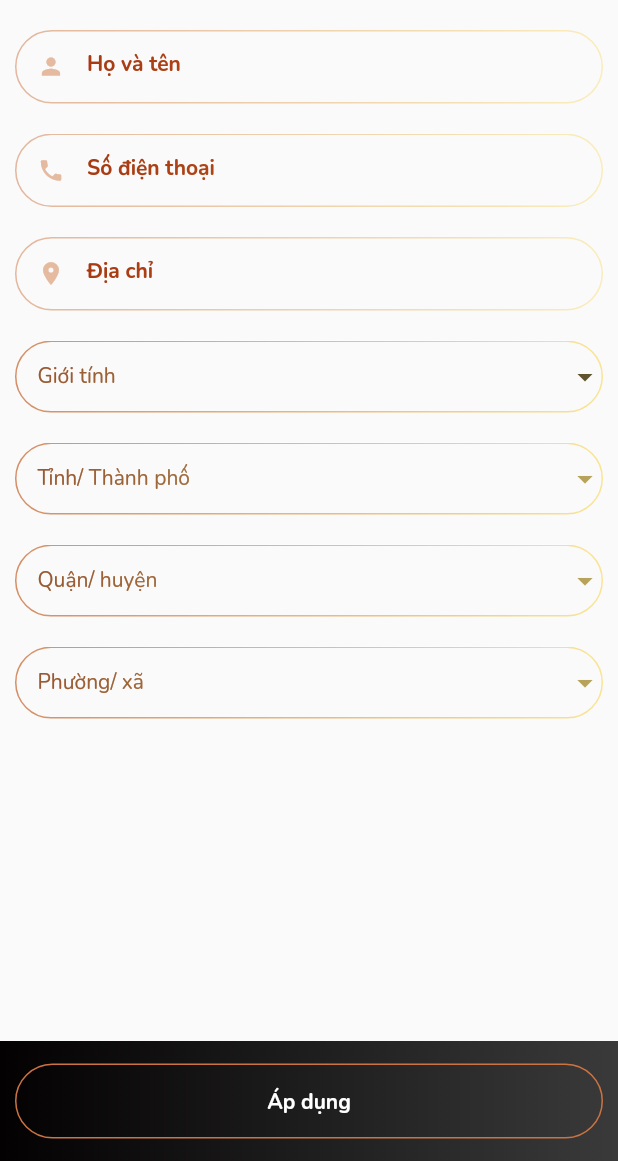
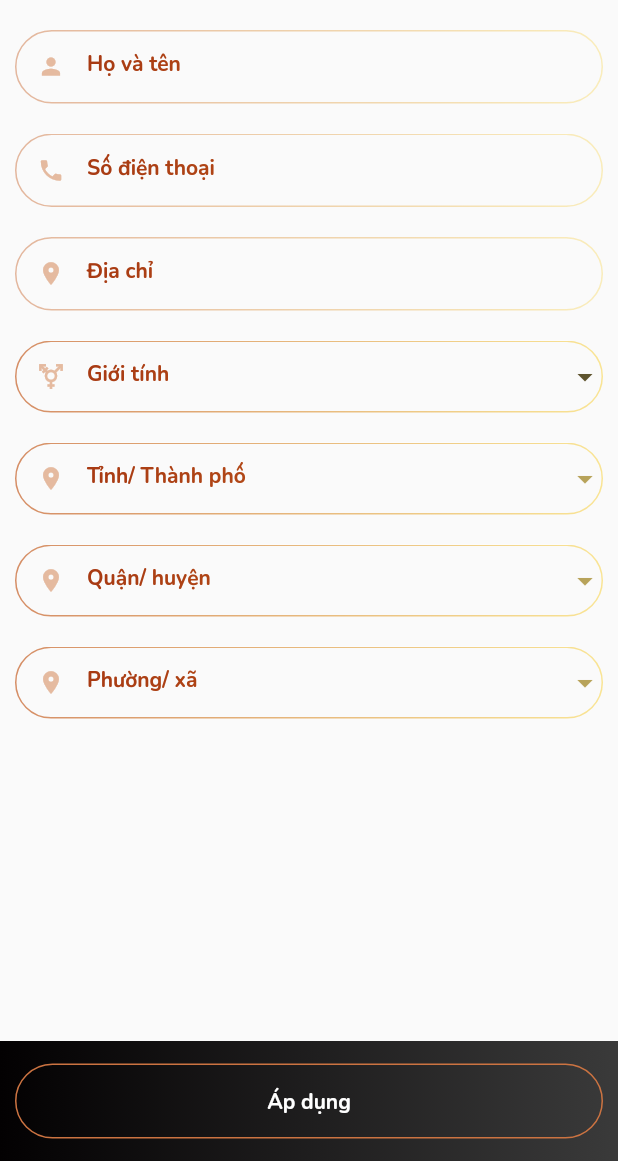
Before and after one commit to hoangle0311/nanoshop, a Flutter app: the ScAddAddress screen opened by its route, on a phone screen of 412 x 824 dp, the part 75-1236 px from its top. Run offline on Flutter 3.47's test engine with Material 2 defaults, Android fonts, the phone set to English and light mode, and no system bars; our stand-ins replace badges, bloc, bot_toast, cached_network_image, carousel_slider, cloud_firestore and 32 more; missing offline and left inert: media_info, ntp, staggered_grid_view_flutter; accounts and stored records are empty; generated files the repository leaves out were written again; network calls fail.

Commit message:
update dropdownfilter sc_add_address.dart

```diff
--- a/lib/src/domain/entities/filter_model/filter_model.dart
+++ b/lib/src/domain/entities/filter_model/filter_model.dart
@@ -9,6 +9,11 @@ class FilterModel extends Equatable {
     this.name,
   });
 
+  static const defaultValue = FilterModel(
+    id: '-',
+    name: "---Tất cả---",
+  );
+
   @override
   List<Object?> get props => [
         id,
--- a/lib/src/presentation/blocs/address_bloc/address_state.dart
+++ b/lib/src/presentation/blocs/address_bloc/address_state.dart
@@ -1,7 +1,13 @@
 part of 'address_bloc.dart';
+
+enum TypeState {
+  initialValue,
+  typing,
+}
 
 class AddressState extends Equatable {
   const AddressState({
+    this.typeState = TypeState.typing,
     this.addressPayment = Address.empty,
     this.status = FormzStatus.pure,
     this.name = const FullNameInput.pure(),
@@ -14,6 +20,7 @@ class AddressState extends Equatable {
   });
 
   final Address addressPayment;
+  final TypeState typeState;
   final FormzStatus status;
   final UsernameInput phone;
   final FullNameInput name, address;
@@ -29,9 +36,11 @@ class AddressState extends Equatable {
     LocationFormModel? district,
     LocationFormModel? ward,
     Address? addressPayment,
+    TypeState? typeState,
   }) {
     return AddressState(
       status: status ?? this.status,
+      typeState: typeState ?? this.typeState,
       phone: phone ?? this.phone,
       name: name ?? this.name,
       address: address ?? this.address,
@@ -54,5 +63,6 @@ class AddressState extends Equatable {
         district,
         ward,
         addressPayment,
+        typeState,
       ];
 }
--- a/lib/src/presentation/cubits/city_cubit/city_cubit.dart
+++ b/lib/src/presentation/cubits/city_cubit/city_cubit.dart
@@ -18,7 +18,7 @@ class CityCubit extends Cubit<CityState> {
           const CityState(),
         );
 
-  void onChangeCity(FilterModel city) {
+  void onChangeCity(FilterModel? city) {
     emit(
       state.copyWith(
         city: city,
--- a/lib/src/presentation/cubits/district_cubit/district_cubit.dart
+++ b/lib/src/presentation/cubits/district_cubit/district_cubit.dart
@@ -20,7 +20,8 @@ class DistrictCubit extends Cubit<DistrictState> {
           const DistrictState(),
         );
 
-  void onChangeDistrict(FilterModel district) {
+
+  void onChangeDistrict(FilterModel? district) {
     emit(
       state.copyWith(
         district: district,
@@ -28,7 +29,7 @@ class DistrictCubit extends Cubit<DistrictState> {
     );
   }
 
-  void onGetListData(DistrictParam param) async {
+  void onGetListData(DistrictParam param, {FilterModel? initialDistrict}) async {
     emit(
       state.copyWith(
         status: DistrictStatus.loading,
@@ -52,6 +53,7 @@ class DistrictCubit extends Cubit<DistrictState> {
         state.copyWith(
           status: DistrictStatus.success,
           listData: listFilterModel,
+          district: initialDistrict,
         ),
       );
     }
--- a/lib/src/presentation/cubits/sex_cubit/sex_cubit.dart
+++ b/lib/src/presentation/cubits/sex_cubit/sex_cubit.dart
@@ -10,7 +10,7 @@ class SexCubit extends Cubit<SexState> {
           const SexState(),
         );
 
-  void onChangeSex(FilterModel sex) {
+  void onChangeSex(FilterModel? sex) {
     emit(
       state.copyWith(
         sex: sex,
--- a/lib/src/presentation/cubits/ward_cubit/ward_state.dart
+++ b/lib/src/presentation/cubits/ward_cubit/ward_state.dart
@@ -24,7 +24,7 @@ class WardState extends Equatable {
     List<FilterModel>? listData,
   }) {
     return WardState(
-      ward: ward ?? this.ward,
+      ward: ward,
       listData: listData ?? this.listData,
       status: status ?? this.status,
     );
--- a/lib/src/presentation/ui/add_address/sc_add_address.dart
+++ b/lib/src/presentation/ui/add_address/sc_add_address.dart
@@ -33,7 +33,10 @@ class ScAddAddress extends StatelessWidget {
     return MultiBlocProvider(
       providers: [
         BlocProvider(
-          create: (context) => injector<AddressBloc>(),
+          create: (context) => injector<AddressBloc>()
+            ..add(
+              CheckLocalAddress(),
+            ),
         ),
         BlocProvider(
           create: (context) => injector<SexCubit>(),
@@ -76,17 +79,21 @@ class _BottomNav extends StatelessWidget {
           isShowGradient: state.status == FormzStatus.valid,
           onTap: state.status == FormzStatus.valid
               ? () {
-                  Navigator.of(context).pop(
-                    Address(
+                  Address address = Address(
                     name: state.name.value,
                     phone: state.phone.value,
                     city: state.city.value!.id,
                     district: state.district.value!.id,
-                      ward: state.district.value!.id,
+                    ward: state.ward.value!.id,
                     address: state.address.value,
                     sex: state.sex.value!.id,
-                    ),
                   );
+                  Navigator.of(context).pop(
+                    address,
+                  );
+                  context
+                      .read<AddressBloc>()
+                      .add(SetLocalAddress(address: address));
                 }
               : () {
                   Toast.showText('Vui lòng điền đầy đủ tất cả thông tin');
@@ -106,35 +113,35 @@ class _Body extends StatelessWidget {
       padding: const EdgeInsets.symmetric(horizontal: 10),
       child: SingleChildScrollView(
         child: Column(
-          children: const [
-            SizedBox(
+          children: [
+            const SizedBox(
               height: 20,
             ),
             _UsernameInputWidget(),
-            SizedBox(
+            const SizedBox(
               height: 20,
             ),
             _PhoneInputWidget(),
-            SizedBox(
+            const SizedBox(
               height: 20,
             ),
             _AddressInputWidget(),
-            SizedBox(
+            const SizedBox(
               height: 20,
             ),
-            _SexDrop(),
-            SizedBox(
+            const _SexDrop(),
+            const SizedBox(
               height: 20,
             ),
-            _CityDrop(),
-            SizedBox(
+            const _CityDrop(),
+            const SizedBox(
               height: 20,
             ),
-            _DistrictDrop(),
-            SizedBox(
+            const _DistrictDrop(),
+            const SizedBox(
               height: 20,
             ),
-            _WardDrop(),
+            const _WardDrop(),
           ],
         ),
       ),
@@ -156,36 +163,21 @@ class _WardDrop extends StatelessWidget {
           crossAxisAlignment: CrossAxisAlignment.start,
           children: [
             BlocBuilder<WardCubit, WardState>(
-              buildWhen: (pre, cur) {
-                return pre.listData != cur.listData;
-              },
               builder: (context, state) {
-                if (state.status == WardStatus.success &&
-                    state.listData.isNotEmpty) {
                 return DropDownField(
-                    key: ValueKey(state.hashCode),
+                  key: UniqueKey(),
+                  iconData: Icons.location_on,
                   listItem: state.listData,
                   hint: 'Phường/ xã',
-                    value: null,
+                  value: state.ward,
                   onChanged: (value) {
                     context.read<AddressBloc>().add(
                           LocationWardChanged(
                             value,
                           ),
                         );
+                    context.read<WardCubit>().onChangeWard(value);
                   },
-                  );
-                }
-
-                if (state.status == DistrictStatus.loading) {
-                  return Container();
-                }
-
-                return DropDownField(
-                  listItem: const [],
-                  hint: 'Phường/ xã',
-                  value: null,
-                  onChanged: (value) {},
                 );
               },
             ),
@@ -220,27 +212,23 @@ class _DistrictDrop extends StatelessWidget {
           crossAxisAlignment: CrossAxisAlignment.start,
           children: [
             BlocBuilder<DistrictCubit, DistrictState>(
-              buildWhen: (pre, cur) {
-                return pre.listData != cur.listData;
-              },
               builder: (context, state) {
-                if (state.status == DistrictStatus.success &&
-                    state.listData.isNotEmpty) {
                 return DropDownField(
-                    key: ValueKey(state.hashCode),
+                  key: UniqueKey(),
+                  iconData: Icons.location_on,
                   listItem: state.listData,
                   hint: 'Quận/ huyện',
-                    value: null,
+                  value: state.district,
                   onChanged: (value) {
+                    if (context.read<AddressBloc>().state.district.value !=
+                        value) {
+                      context.read<DistrictCubit>().onChangeDistrict(value);
                       context.read<WardCubit>().onGetListData(
                             WardParam(
                               districtId: value.id,
                               token: injector<TokenParam>().token,
                             ),
                           );
-
-                      if (context.read<AddressBloc>().state.district.value !=
-                          value) {
                       context.read<AddressBloc>().add(
                             LocationDistrictChanged(
                               value,
@@ -254,25 +242,29 @@ class _DistrictDrop extends StatelessWidget {
                     }
                   },
                 );
-                }
+                // }
 
-                if (state.status == DistrictStatus.loading) {
-                  return Container();
-                }
-
-                return DropDownField(
-                  listItem: const [],
-                  hint: 'Quận/ huyện',
-                  value: null,
-                  onChanged: (value) {},
-                );
+                // if (state.status == DistrictStatus.loading) {
+                //   return Container();
+                // }
+                //
+                // return DropDownField(
+                //   listItem: const [],
+                //   hint: 'Quận/ huyện',
+                //   value: null,
+                //   onChanged: (value) {},
+                // );
               },
             ),
             addressState.district.invalid
-                ? Text(
+                ? Container(
+                    margin: const EdgeInsets.only(top: 10),
+                    padding: const EdgeInsets.symmetric(horizontal: 10),
+                    child: Text(
                       addressState.district.error!.toText(),
                       style: TextStyleApp.textStyle1.copyWith(
                         color: Colors.red,
+                      ),
                     ),
                   )
                 : const SizedBox(),
@@ -288,16 +280,37 @@ class _CityDrop extends StatelessWidget {
 
   @override
   Widget build(BuildContext context) {
-    return BlocBuilder<AddressBloc, AddressState>(
+    return BlocConsumer<AddressBloc, AddressState>(
+        listener: (context, state) {
+          if (state.typeState == TypeState.initialValue) {
+            context.read<CityCubit>().onChangeCity(state.city.value);
+
+            context.read<DistrictCubit>().onGetListData(
+                  DistrictParam(
+                    token: injector<TokenParam>().token,
+                    provinceId: state.city.value!.id,
+                  ),
+                  initialDistrict: state.district.value,
+                );
+
+            context.read<WardCubit>().onGetListData(
+                  WardParam(
+                    districtId: state.district.value!.id,
+                    token: injector<TokenParam>().token,
+                  ),
+                  initialValue: state.ward.value,
+                );
+          }
+        },
         buildWhen: (pre, cur) => pre.city != cur.city,
         builder: (context, addressState) {
           return Column(
             children: [
               BlocBuilder<CityCubit, CityState>(
                 builder: (context, state) {
-                  if (state.status == CityStatus.success &&
-                      state.listData.isNotEmpty) {
                   return DropDownField(
+                    key: UniqueKey(),
+                    iconData: Icons.location_on,
                     listItem: state.listData,
                     hint: 'Tỉnh/ Thành phố',
                     value: state.city,
@@ -341,14 +354,13 @@ class _CityDrop extends StatelessWidget {
                       }
                     },
                   );
-                  }
 
-                  return DropDownField(
-                    listItem: [],
-                    hint: 'Tỉnh/ Thành phố',
-                    value: null,
-                    onChanged: (value) {},
-                  );
+                  // return DropDownField(
+                  //   listItem: [],
+                  //   hint: 'Tỉnh/ Thành phố',
+                  //   value: null,
+                  //   onChanged: (value) {},
+                  // );
                 },
               ),
               addressState.city.invalid
@@ -370,7 +382,12 @@ class _SexDrop extends StatelessWidget {
 
   @override
   Widget build(BuildContext context) {
-    return BlocBuilder<AddressBloc, AddressState>(
+    return BlocConsumer<AddressBloc, AddressState>(
+        listener: (context, state) {
+          if (state.typeState == TypeState.initialValue) {
+            context.read<SexCubit>().onChangeSex(state.sex.value);
+          }
+        },
         buildWhen: (pre, cur) => pre.sex != cur.sex,
         builder: (context, addressState) {
           return Column(
@@ -379,6 +396,8 @@ class _SexDrop extends StatelessWidget {
               BlocBuilder<SexCubit, SexState>(
                 builder: (context, state) {
                   return DropDownField(
+                    key: UniqueKey(),
+                    iconData: Icons.transgender_outlined,
                     listItem: state.listData,
                     hint: 'Giới tính',
                     value: state.sex,
@@ -408,14 +427,22 @@ class _SexDrop extends StatelessWidget {
 }
 
 class _UsernameInputWidget extends StatelessWidget {
-  const _UsernameInputWidget({Key? key}) : super(key: key);
+  final TextEditingController _textEditingController = TextEditingController();
+
+  _UsernameInputWidget({Key? key}) : super(key: key);
 
   @override
   Widget build(BuildContext context) {
-    return BlocBuilder<AddressBloc, AddressState>(
+    return BlocConsumer<AddressBloc, AddressState>(
+      listener: (context, state) {
+        if (state.typeState == TypeState.initialValue) {
+          _textEditingController.text = state.name.value;
+        }
+      },
       buildWhen: (previous, current) => previous.name != current.name,
       builder: ((context, state) {
         return TextFieldWithIcon(
+          controller: _textEditingController,
           // key: const Key('signUpForm_usernameInput_textField'),
           onChanged: (username) => context.read<AddressBloc>().add(
                 LocationNameChanged(
@@ -433,14 +460,22 @@ class _UsernameInputWidget extends StatelessWidget {
 }
 
 class _PhoneInputWidget extends StatelessWidget {
-  const _PhoneInputWidget({Key? key}) : super(key: key);
+  final TextEditingController _textEditingController = TextEditingController();
+
+  _PhoneInputWidget({Key? key}) : super(key: key);
 
   @override
   Widget build(BuildContext context) {
-    return BlocBuilder<AddressBloc, AddressState>(
+    return BlocConsumer<AddressBloc, AddressState>(
+      listener: (context, state) {
+        if (state.typeState == TypeState.initialValue) {
+          _textEditingController.text = state.phone.value;
+        }
+      },
       buildWhen: (previous, current) => previous.phone != current.phone,
       builder: ((context, state) {
         return TextFieldWithIcon(
+          controller: _textEditingController,
           // key: const Key('signUpForm_usernameInput_textField'),
           onChanged: (phone) => context.read<AddressBloc>().add(
                 LocationPhoneChanged(
@@ -458,14 +493,22 @@ class _PhoneInputWidget extends StatelessWidget {
 }
 
 class _AddressInputWidget extends StatelessWidget {
-  const _AddressInputWidget({Key? key}) : super(key: key);
+  final TextEditingController _textEditingController = TextEditingController();
+
+  _AddressInputWidget({Key? key}) : super(key: key);
 
   @override
   Widget build(BuildContext context) {
-    return BlocBuilder<AddressBloc, AddressState>(
+    return BlocConsumer<AddressBloc, AddressState>(
+      listener: (context, state) {
+        if (state.typeState == TypeState.initialValue) {
+          _textEditingController.text = state.address.value;
+        }
+      },
       buildWhen: (previous, current) => previous.address != current.address,
       builder: ((context, state) {
         return TextFieldWithIcon(
+          controller: _textEditingController,
           // key: const Key('signUpForm_usernameInput_textField'),
           onChanged: (address) => context.read<AddressBloc>().add(
                 LocationAddressChanged(
--- a/lib/src/presentation/views/components/drop_down_field/drop_down_field.dart
+++ b/lib/src/presentation/views/components/drop_down_field/drop_down_field.dart
@@ -9,13 +9,19 @@ class DropDownField extends StatelessWidget {
   final String hint;
   final FilterModel? value;
   final ValueChanged onChanged;
+  final IconData? iconData;
+  final bool showIcon;
+  final Color colorIcon;
 
   const DropDownField({
     Key? key,
     required this.listItem,
     required this.hint,
     this.value,
+    this.iconData,
+    this.colorIcon = Colors.white,
     required this.onChanged,
+    this.showIcon = true,
   }) : super(key: key);
 
   @override
@@ -30,27 +36,33 @@ class DropDownField extends StatelessWidget {
         ).createShader(bounds);
       },
       child: DropdownButtonFormField(
+        key: key,
         value: value,
         onChanged: onChanged,
         isExpanded: true,
-        hint: Align(
-          alignment: Alignment.centerLeft,
-          child: Text(
-            hint,
-            style: TextStyleApp.textStyle2.copyWith(
-              color: AppColors.dividerColor,
-            ),
-          ),
-        ),
         style: TextStyleApp.textStyle2,
         decoration: InputDecoration(
+          prefixIcon: showIcon
+              ? Icon(
+                  iconData,
+                  color: colorIcon.withOpacity(0.5),
+                  size: 18,
+                )
+              : null,
+          label: Text(
+            hint,
+          ),
+          labelStyle: TextStyleApp.textStyle1.copyWith(
+            color: AppColors.primaryColor,
+          ),
           // hintText: widget.hint,
           hintStyle: TextStyleApp.textStyle2.copyWith(
             color: AppColors.black.withOpacity(0.5),
           ),
           enabledBorder: OutlineInputBorder(
             borderRadius: BorderRadius.circular(30),
-            borderSide: BorderSide(color: Colors.white.withOpacity(0.8), width: 1),
+            borderSide:
+                BorderSide(color: Colors.white.withOpacity(0.8), width: 1),
           ),
           focusedBorder: OutlineInputBorder(
             borderRadius: BorderRadius.circular(30),
--- a/lib/src/presentation/views/components/text_field/text_field_with_icon.dart
+++ b/lib/src/presentation/views/components/text_field/text_field_with_icon.dart
@@ -17,10 +17,12 @@ class TextFieldWithIcon extends StatelessWidget {
   final bool showIcon;
   final String labelText;
   final double radiusBorder;
+  final String? initialValue;
 
   const TextFieldWithIcon({
     Key? key,
     this.iconData,
+    this.initialValue,
     this.hint,
     this.errorText,
     required this.labelText,
@@ -52,8 +54,9 @@ class TextFieldWithIcon extends StatelessWidget {
             ],
           ).createShader(bounds);
         },
-        child: TextField(
+        child: TextFormField(
           maxLines: maxLine,
+          initialValue: initialValue,
           // onTap: onTap,
           // readOnly: readOnly,
           onChanged: onChanged,
```
Also changed, not shown: lib/src/presentation/blocs/address_bloc/address_bloc.dart (+8 -0 lines), lib/src/presentation/cubits/ward_cubit/ward_cubit.dart (+6 -2 lines). Lines whose indentation alone changed are shown as unchanged.
